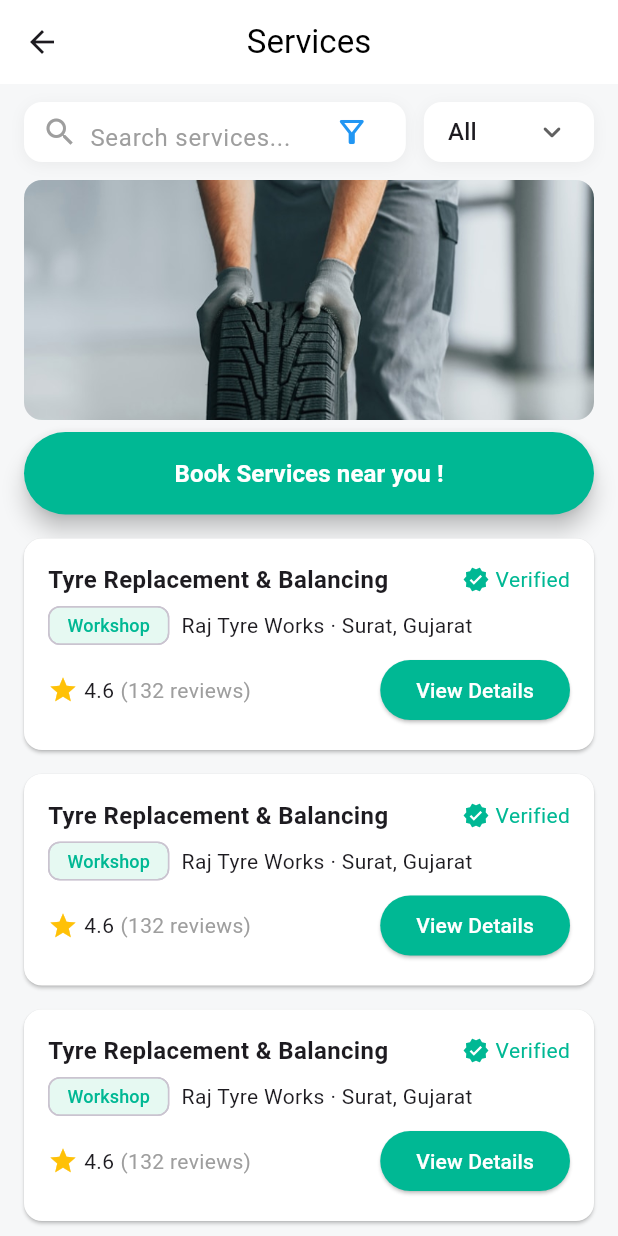
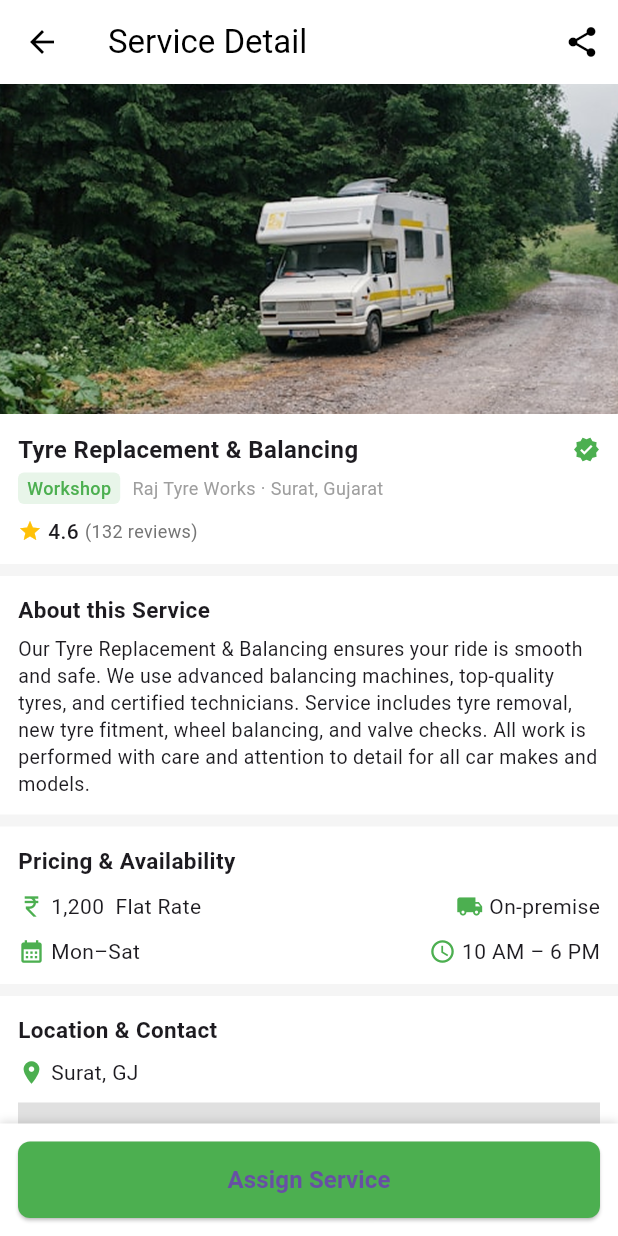
Before and after one commit to the-devesta/wheelboard-app, a Flutter app: the ServicesScreen screen opened directly, after a tap on "View Details", on a phone screen of 412 x 824 dp. Run offline on Flutter 3.47's test engine with Material 3 defaults, Android fonts, the phone set to English and light mode, and no system bars; our stand-ins replace country_picker, flutter_svg, get; project files that could hold a hidden picture were left out.

Commit message:
service details screen updated

```diff
--- a/lib/screens/service_details.dart
+++ b/lib/screens/service_details.dart
@@ -0,0 +1,289 @@
+import 'package:flutter/material.dart';
+
+class ServiceDetailScreen extends StatelessWidget {
+  const ServiceDetailScreen({super.key});
+
+  @override
+  Widget build(BuildContext context) {
+    return Scaffold(
+      backgroundColor: Colors.grey.shade100,
+      appBar: AppBar(
+        backgroundColor: Colors.white,
+        elevation: 0,
+        title: const Text(
+          "Service Detail",
+          style: TextStyle(color: Colors.black),
+        ),
+        leading: IconButton(
+          icon: const Icon(Icons.arrow_back, color: Colors.black),
+          onPressed: () => Navigator.pop(context),
+        ),
+        actions: [
+          IconButton(
+            icon: const Icon(Icons.share, color: Colors.black),
+            onPressed: () {},
+          ),
+        ],
+      ),
+
+      // Scrollable Body
+      body: SingleChildScrollView(
+        padding: const EdgeInsets.only(bottom: 80), // space for button
+        child: Column(
+          crossAxisAlignment: CrossAxisAlignment.center,
+          children: [
+            // Header Image
+            Image.asset(
+              "assets/tripImage.png",
+              height: 220,
+              width: double.infinity,
+              fit: BoxFit.cover,
+            ),
+
+            // Service Card
+            Container(
+              padding: const EdgeInsets.all(12),
+              color: Colors.white,
+              child: Row(
+                crossAxisAlignment: CrossAxisAlignment.start,
+                children: [
+                  Expanded(
+                    child: Column(
+                      crossAxisAlignment: CrossAxisAlignment.start,
+                      children: [
+                        Row(
+                          children: [
+                            const Expanded(
+                              child: Text(
+                                "Tyre Replacement & Balancing",
+                                style: TextStyle(
+                                  fontWeight: FontWeight.bold,
+                                  fontSize: 16,
+                                ),
+                              ),
+                            ),
+                            const Icon(
+                              Icons.verified,
+                              color: Colors.green,
+                              size: 18,
+                            ),
+                          ],
+                        ),
+                        const SizedBox(height: 4),
+                        Row(
+                          children: [
+                            Container(
+                              padding: const EdgeInsets.symmetric(
+                                horizontal: 6,
+                                vertical: 2,
+                              ),
+                              decoration: BoxDecoration(
+                                color: Colors.green.shade50,
+                                borderRadius: BorderRadius.circular(4),
+                              ),
+                              child: const Text(
+                                "Workshop",
+                                style: TextStyle(
+                                  fontSize: 12,
+                                  color: Colors.green,
+                                  fontWeight: FontWeight.w500,
+                                ),
+                              ),
+                            ),
+                            const SizedBox(width: 8),
+                            const Text(
+                              "Raj Tyre Works · Surat, Gujarat",
+                              style: TextStyle(
+                                fontSize: 12,
+                                color: Colors.grey,
+                              ),
+                            ),
+                          ],
+                        ),
+                        const SizedBox(height: 8),
+                        Row(
+                          children: [
+                            const Icon(
+                              Icons.star,
+                              color: Colors.amber,
+                              size: 16,
+                            ),
+                            const SizedBox(width: 4),
+                            const Text(
+                              "4.6",
+                              style: TextStyle(fontWeight: FontWeight.w500),
+                            ),
+                            const SizedBox(width: 4),
+                            Text(
+                              "(132 reviews)",
+                              style: TextStyle(
+                                fontSize: 12,
+                                color: Colors.grey.shade600,
+                              ),
+                            ),
+                          ],
+                        ),
+                      ],
+                    ),
+                  ),
+                ],
+              ),
+            ),
+
+            const SizedBox(height: 8),
+
+            // About This Service
+            Container(
+              padding: const EdgeInsets.all(12),
+              color: Colors.white,
+              child: Column(
+                crossAxisAlignment: CrossAxisAlignment.start,
+                children: const [
+                  Text(
+                    "About this Service",
+                    style: TextStyle(fontWeight: FontWeight.bold, fontSize: 15),
+                  ),
+                  SizedBox(height: 6),
+                  Text(
+                    "Our Tyre Replacement & Balancing ensures your ride is smooth and safe. We use advanced balancing machines, top-quality tyres, and certified technicians. Service includes tyre removal, new tyre fitment, wheel balancing, and valve checks. All work is performed with care and attention to detail for all car makes and models.",
+                    style: TextStyle(fontSize: 13, height: 1.4),
+                  ),
+                ],
+              ),
+            ),
+
+            const SizedBox(height: 8),
+
+            // Pricing & Availability
+            Container(
+              padding: const EdgeInsets.all(12),
+              color: Colors.white,
+              child: Column(
+                crossAxisAlignment: CrossAxisAlignment.start,
+                children: [
+                  const Text(
+                    "Pricing & Availability",
+                    style: TextStyle(fontWeight: FontWeight.bold, fontSize: 15),
+                  ),
+                  const SizedBox(height: 10),
+                  Row(
+                    children: const [
+                      Icon(Icons.currency_rupee, size: 18, color: Colors.green),
+                      SizedBox(width: 4),
+                      Text("1,200  Flat Rate"),
+                      Spacer(),
+                      Icon(Icons.local_shipping, size: 18, color: Colors.green),
+                      SizedBox(width: 4),
+                      Text("On-premise"),
+                    ],
+                  ),
+                  const SizedBox(height: 10),
+                  Row(
+                    children: const [
+                      Icon(Icons.calendar_month, size: 18, color: Colors.green),
+                      SizedBox(width: 4),
+                      Text("Mon–Sat"),
+                      Spacer(),
+                      Icon(Icons.access_time, size: 18, color: Colors.green),
+                      SizedBox(width: 4),
+                      Text("10 AM – 6 PM"),
+                    ],
+                  ),
+                ],
+              ),
+            ),
+
+            const SizedBox(height: 8),
+
+            // Location & Contact
+            Container(
+              padding: const EdgeInsets.all(12),
+              color: Colors.white,
+              child: Column(
+                crossAxisAlignment: CrossAxisAlignment.start,
+                children: [
+                  const Text(
+                    "Location & Contact",
+                    style: TextStyle(fontWeight: FontWeight.bold, fontSize: 15),
+                  ),
+                  const SizedBox(height: 8),
+                  Row(
+                    children: const [
+                      Icon(Icons.location_on, size: 18, color: Colors.green),
+                      SizedBox(width: 4),
+                      Text("Surat, GJ"),
+                    ],
+                  ),
+                  const SizedBox(height: 10),
+                  Container(
+                    height: 100,
+                    color: Colors.grey.shade300,
+                    child: const Center(child: Text("Map Placeholder")),
+                  ),
+                  const SizedBox(height: 10),
+                  Row(
+                    children: [
+                      Expanded(
+                        child: ElevatedButton.icon(
+                          onPressed: () {},
+                          icon: const Icon(Icons.call),
+                          label: const Text("Call Now"),
+                          style: ElevatedButton.styleFrom(
+                            backgroundColor: Colors.green,
+                          ),
+                        ),
+                      ),
+                      const SizedBox(width: 10),
+                      Expanded(
+                        child: OutlinedButton.icon(
+                          onPressed: () {},
+                          icon: const Icon(Icons.abc, color: Colors.green),
+                          label: const Text(
+                            "WhatsApp",
+                            style: TextStyle(color: Colors.green),
+                          ),
+                          style: OutlinedButton.styleFrom(
+                            side: const BorderSide(color: Colors.green),
+                          ),
+                        ),
+                      ),
+                    ],
+                  ),
+                ],
+              ),
+            ),
+          ],
+        ),
+      ),
+
+      // Fixed Button
+      bottomNavigationBar: Container(
+        padding: const EdgeInsets.all(12),
+        decoration: const BoxDecoration(
+          color: Colors.white,
+          boxShadow: [
+            BoxShadow(
+              color: Colors.black12,
+              blurRadius: 4,
+              offset: Offset(0, -2),
+            ),
+          ],
+        ),
+        child: ElevatedButton(
+          onPressed: () {},
+          style: ElevatedButton.styleFrom(
+            backgroundColor: Colors.green,
+            padding: const EdgeInsets.symmetric(vertical: 14),
+            shape: RoundedRectangleBorder(
+              borderRadius: BorderRadius.circular(8),
+            ),
+          ),
+          child: const Text(
+            "Assign Service",
+            style: TextStyle(fontSize: 16, fontWeight: FontWeight.bold),
+          ),
+        ),
+      ),
+    );
+  }
+}
--- a/lib/screens/services_screen.dart
+++ b/lib/screens/services_screen.dart
@@ -1,5 +1,7 @@
 import 'package:flutter/material.dart';
 import 'banner_carousel.dart';
+import 'package:get/get.dart';
+import 'service_details.dart';
 
 class ServicesScreen extends StatelessWidget {
   const ServicesScreen({super.key});
@@ -246,7 +248,9 @@ class ServiceCard extends StatelessWidget {
                   ],
                 ),
                 ElevatedButton(
-                  onPressed: () {},
+                  onPressed: () {
+                    Get.to(ServiceDetailScreen());
+                  },
                   style: ElevatedButton.styleFrom(
                     backgroundColor: Color(0xFF00B894),
                     shape: RoundedRectangleBorder(
```
Also changed, not shown: 36 other files.
